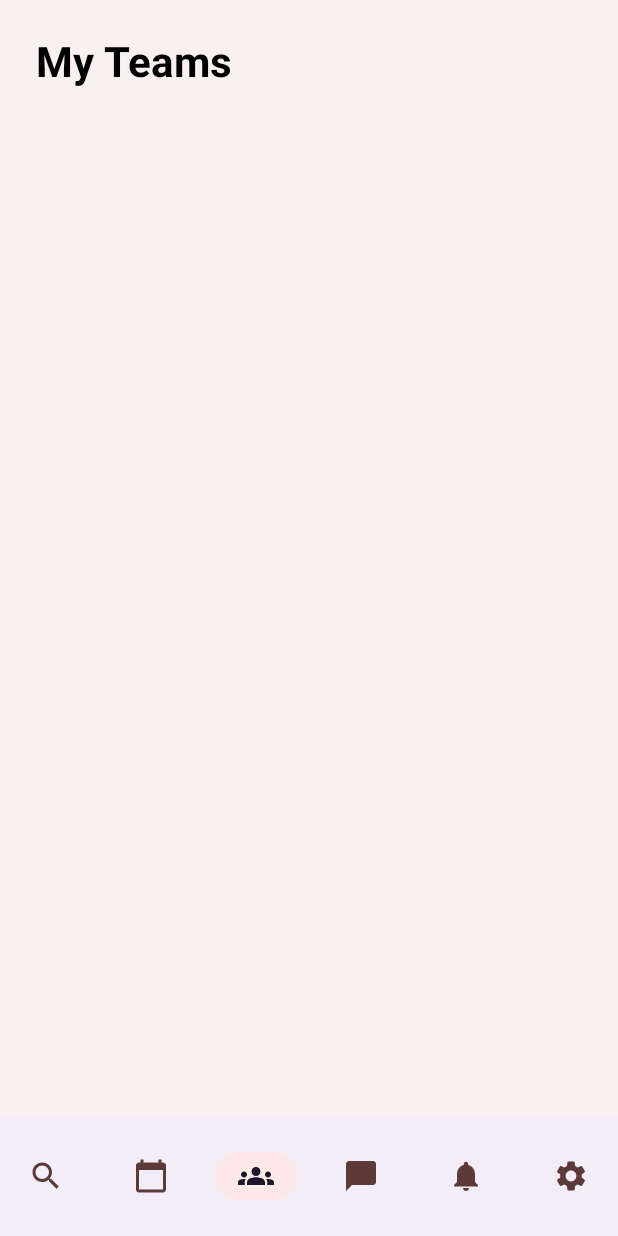
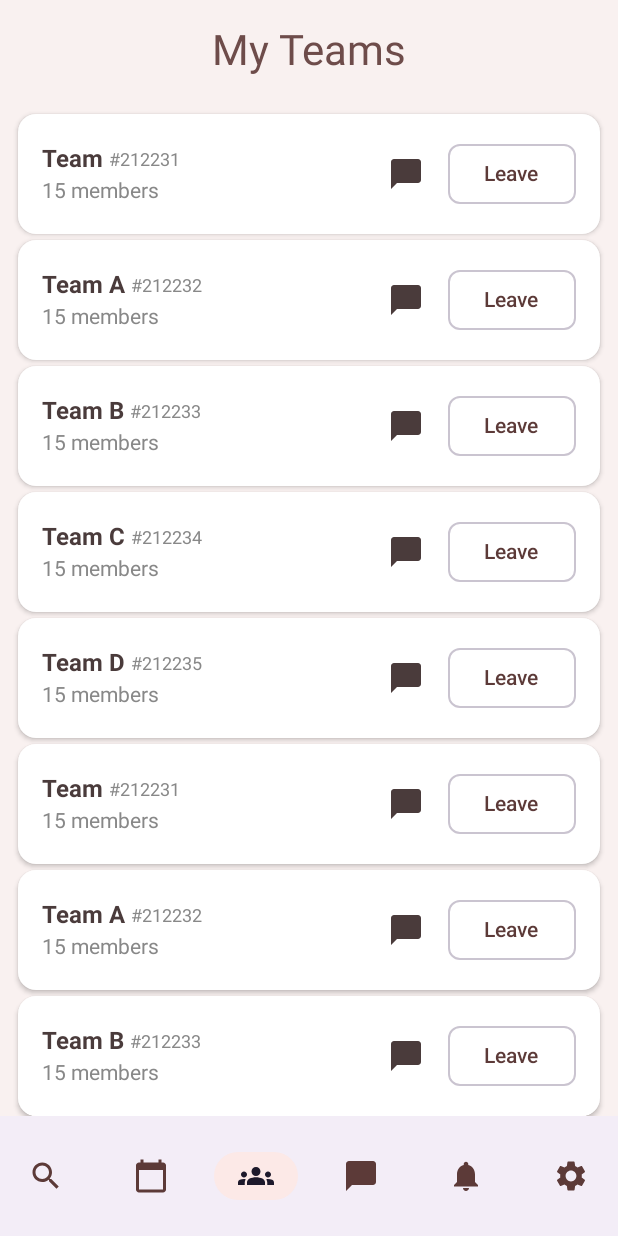
Before and after one commit to Marzuk-M/HuddleUp, an Android app built with Jetpack Compose: the MyTeamsScreen screen opened through its navigation route, on a phone screen of 412 x 824 dp. Run offline under Robolectric (Android 15) with nearby library versions, the light colour scheme and no system bars; our stand-ins replace Firebase (no records; nobody signed in at launch, a user with empty details on screens opened directly).

Commit message:
UI cleanup for MyTeams + added ViewModel, Service, DTO

```diff
--- a/app/src/main/java/com/example/huddleup/Routes.kt
+++ b/app/src/main/java/com/example/huddleup/Routes.kt
@@ -19,5 +19,4 @@ object Routes {
     const val GAME_DETAILS = "game_details"
     const val GAME_DETAILS_WITH_ARG = "game_details/{gameId}"
     const val TEAM_DETAILS = "details"
-
 }
--- /dev/null
+++ b/app/src/main/java/com/example/huddleup/myteams/MyTeamsDTO.kt
@@ -0,0 +1,16 @@
+package com.example.huddleup.myteams
+
+// Data class to represent a team
+data class Team(
+    val id: String,
+    val name: String,
+    val members: Int,
+    val membershipState: TeamMembershipState
+)
+
+// Enum to represent the user's membership state with a team
+enum class TeamMembershipState {
+    MEMBER,
+    REQUESTED,
+    NOT_A_MEMBER
+}
--- a/app/src/main/java/com/example/huddleup/myteams/MyTeamsScreen.kt
+++ b/app/src/main/java/com/example/huddleup/myteams/MyTeamsScreen.kt
@@ -1,14 +1,11 @@
 package com.example.huddleup.myteams
 
-import androidx.compose.foundation.background
-import androidx.compose.foundation.clickable
 import androidx.compose.foundation.layout.*
 import androidx.compose.foundation.lazy.LazyColumn
 import androidx.compose.foundation.lazy.items
 import androidx.compose.foundation.shape.RoundedCornerShape
 import androidx.compose.material3.Card
 import androidx.compose.material3.CardDefaults
-import androidx.compose.material3.MaterialTheme
 import androidx.compose.material3.Text
 import androidx.compose.runtime.Composable
 import androidx.compose.ui.Alignment
@@ -18,68 +15,79 @@ import androidx.compose.ui.text.TextStyle
 import androidx.compose.ui.text.font.FontWeight
 import androidx.compose.ui.unit.dp
 import androidx.compose.ui.unit.sp
-import com.example.huddleup.ui.theme.Cream
-import com.example.huddleup.ui.theme.RoseQuartz
 import androidx.navigation.NavController
-
-// Reuse Team and TeamMembershipState from TeamSearchScreen
-import com.example.huddleup.teamsearch.Team
-import com.example.huddleup.teamsearch.TeamMembershipState
-import androidx.compose.runtime.remember
-import androidx.compose.runtime.mutableStateOf
 import androidx.compose.material3.CircularProgressIndicator
 import androidx.compose.foundation.layout.Box
+import androidx.compose.material.icons.Icons
+import androidx.compose.material.icons.filled.ChatBubble
+import androidx.compose.material3.Icon
+import androidx.compose.material3.IconButton
+import androidx.compose.material3.OutlinedButton
+import androidx.compose.material3.Scaffold
+import androidx.compose.runtime.LaunchedEffect
+import androidx.compose.runtime.collectAsState
 import androidx.compose.runtime.getValue
-import androidx.compose.runtime.setValue
+import androidx.lifecycle.viewmodel.compose.viewModel
+import com.example.huddleup.sharedcomponents.PageHeader
+
+@Composable
+fun MyTeamsScreen(
+    navController: NavController,
+    viewModel: MyTeamsViewModel = viewModel()
+) {
+    val myTeams by viewModel.myTeams.collectAsState()
+    val isLoading by viewModel.isLoading.collectAsState()
+
+    LaunchedEffect(Unit) {
+        viewModel.getMyTeams()
+    }
+
+    Scaffold (topBar = { PageHeader(title = "My Teams") }) {
+        Column(
+            modifier = Modifier.padding(top = it.calculateTopPadding(), start = 12.dp, end = 12.dp)
+        ) {
+            if (isLoading) {
+                Box(Modifier.fillMaxSize(), contentAlignment = Alignment.Center) {
+                    CircularProgressIndicator()
+                }
+            } else if (myTeams.isEmpty()) {
+                Box(Modifier.fillMaxSize(), contentAlignment = Alignment.Center) {
+                    Text(text = "Looks like you're not in any Team :(")
+                }
+            } else {
+                LazyColumn(
+                    modifier = Modifier.fillMaxSize(),
+                    verticalArrangement = Arrangement.spacedBy(4.dp),
+                    contentPadding = PaddingValues(top = 8.dp, bottom = 8.dp)
+                ) {
+                    items(myTeams) { team ->
+                        TeamListItem(
+                            team = team,
+                            onNavigate = { /* TODO: Navigate to team details page */ },
+                            openChat = { /* TODO: Navigate to team chat page */ },
+                            leaveTeam = { viewModel.leaveTeam(team.id) }
+                        )
+                    }
+                }
+            }
+        }
+    }
+}
 
 
 @Composable
-fun MyTeamsScreen(
-    navController: NavController
+fun TeamListItem(
+    team: Team,
+    onNavigate: () -> Unit,
+    openChat: () -> Unit,
+    leaveTeam: () -> Unit
 ) {
-    var loading by remember { mutableStateOf(false) }
-    var error by remember { mutableStateOf<String?>(null) }
-    // This will be populated from Firebase in the future
-    var teams by remember { mutableStateOf<List<Team>>(emptyList()) }
-
-    Column(
-        modifier = Modifier
-            .fillMaxSize()
-            .background(Cream)
-    ) {
-        Text(
-            text = "My Teams",
-            style = MaterialTheme.typography.headlineMedium.copy(color = Color.Black, fontWeight = FontWeight.Bold),
-            modifier = Modifier.padding(24.dp)
-        )
-        when {
-            loading -> {
-                Box(Modifier.fillMaxSize(), contentAlignment = Alignment.Center) {
-                    CircularProgressIndicator()
-                }
-            }
-            error != null -> {
-                Box(Modifier.fillMaxSize(), contentAlignment = Alignment.Center) {
-                    Text("Error: $error", color = Color.Red)
-                }
-            }
-            else -> {
-                LazyColumn(
-                    modifier = Modifier
-                        .fillMaxSize()
-                        .padding(horizontal = 16.dp),
-                    verticalArrangement = Arrangement.spacedBy(10.dp),
-                    contentPadding = PaddingValues(bottom = 16.dp)
-                ) {
-                    items(teams) { team ->
     Card(
-                            modifier = Modifier
-                                .fillMaxWidth()
-                                // Remove clickable for now
-                                ,
+        modifier = Modifier.fillMaxWidth(),
         shape = RoundedCornerShape(12.dp),
         elevation = CardDefaults.cardElevation(defaultElevation = 2.dp),
-                            colors = CardDefaults.cardColors(containerColor = RoseQuartz)
+        colors = CardDefaults.cardColors(containerColor = Color.White),
+        onClick = onNavigate
     ) {
         Row(
             modifier = Modifier
@@ -89,28 +97,41 @@ fun MyTeamsScreen(
             horizontalArrangement = Arrangement.SpaceBetween
         ) {
             Column {
+                Row (verticalAlignment = Alignment.CenterVertically) {
                     Text(
                         text = team.name,
-                                        style = TextStyle(fontWeight = FontWeight.Bold, fontSize = 16.sp, color = Color.Black)
+                        style = TextStyle(fontWeight = FontWeight.Bold, fontSize = 16.sp)
                     )
+                    Spacer(modifier = Modifier.padding(2.dp))
+                    Text(
+                        text = "#${team.id}",
+                        style = TextStyle(fontSize = 12.sp, color = Color.Gray)
+                    )
+                }
                 Spacer(modifier = Modifier.height(4.dp))
                 Text(
                     text = "${team.members} members",
-                                        style = TextStyle(fontSize = 14.sp, color = Color.DarkGray)
+                    style = TextStyle(fontSize = 14.sp, color = Color.Gray)
                 )
             }
-                                Text(
-                                    text = "View",
-                                    style = TextStyle(fontWeight = FontWeight.Bold, color = Color.White, fontSize = 14.sp),
-                                    modifier = Modifier
-                                        .background(Color(0xFFE75480), RoundedCornerShape(8.dp))
-                                        .padding(horizontal = 16.dp, vertical = 8.dp)
+
+            Column {
+                Row (horizontalArrangement = Arrangement.spacedBy(4.dp) ) {
+                    IconButton(onClick = openChat) {
+                        Icon(
+                            imageVector = Icons.Filled.ChatBubble,
+                            contentDescription = "Open Chat"
                         )
+                    }
+
+                    OutlinedButton(
+                        shape = RoundedCornerShape(8.dp),
+                        onClick = leaveTeam
+                    ) {
+                        Text("Leave")
                     }
                 }
             }
         }
     }
 }
-    }
-}
--- /dev/null
+++ b/app/src/main/java/com/example/huddleup/myteams/MyTeamsService.kt
@@ -0,0 +1,40 @@
+package com.example.huddleup.myteams
+
+import android.util.Log
+import io.ktor.client.HttpClient
+import kotlinx.coroutines.delay
+
+// Dummy data for teams
+// TODO: Remove this once API returns real data
+val sampleTeams = listOf(
+    Team("212231", "Team", 15, TeamMembershipState.NOT_A_MEMBER),
+    Team("212232", "Team A", 15, TeamMembershipState.MEMBER),
+    Team("212233", "Team B", 15, TeamMembershipState.REQUESTED),
+    Team("212234", "Team C", 15, TeamMembershipState.NOT_A_MEMBER),
+    Team("212235", "Team D", 15, TeamMembershipState.NOT_A_MEMBER),
+    Team("212231", "Team", 15, TeamMembershipState.NOT_A_MEMBER),
+    Team("212232", "Team A", 15, TeamMembershipState.MEMBER),
+    Team("212233", "Team B", 15, TeamMembershipState.REQUESTED),
+    Team("212234", "Team C", 15, TeamMembershipState.NOT_A_MEMBER),
+    Team("212235", "Team D", 15, TeamMembershipState.NOT_A_MEMBER),
+    Team("212231", "Team", 15, TeamMembershipState.NOT_A_MEMBER),
+    Team("212232", "Team A", 15, TeamMembershipState.MEMBER),
+    Team("212233", "Team B", 15, TeamMembershipState.REQUESTED),
+    Team("212234", "Team C", 15, TeamMembershipState.NOT_A_MEMBER),
+    Team("212235", "Team D", 15, TeamMembershipState.NOT_A_MEMBER),
+)
+
+class MyTeamsService(private val client: HttpClient) {
+
+    suspend fun getMyTeams(): List<Team> {
+        Log.d("Service", "getMyTeams")
+        delay(500)
+        return sampleTeams
+    }
+
+    suspend fun leaveTeam(teamID: String): Boolean {
+        Log.d("Service", "leaveTeam: $teamID")
+        delay(500)
+        return true
+    }
+}
--- /dev/null
+++ b/app/src/main/java/com/example/huddleup/myteams/MyTeamsViewModel.kt
@@ -0,0 +1,33 @@
+package com.example.huddleup.myteams
+
+import androidx.lifecycle.ViewModel
+import androidx.lifecycle.viewModelScope
+import com.example.huddleup.HttpClientProvider
+import kotlinx.coroutines.flow.MutableStateFlow
+import kotlinx.coroutines.flow.StateFlow
+import kotlinx.coroutines.flow.asStateFlow
+import kotlinx.coroutines.launch
+
+class MyTeamsViewModel : ViewModel() {
+    private val myTeamsService = MyTeamsService(HttpClientProvider.httpClient)
+
+    private val _myTeams = MutableStateFlow<List<Team>>(emptyList())
+    val myTeams: StateFlow<List<Team>> get() = _myTeams
+
+    private val _isLoading = MutableStateFlow(true)
+    val isLoading: StateFlow<Boolean> = _isLoading.asStateFlow()
+
+    fun getMyTeams() {
+        viewModelScope.launch {
+            _isLoading.value = true
+            _myTeams.value = myTeamsService.getMyTeams()
+            _isLoading.value = false
+        }
+    }
+
+    fun leaveTeam(teamID: String) {
+        viewModelScope.launch {
+            myTeamsService.leaveTeam(teamID)
+        }
+    }
+}
--- a/app/src/main/java/com/example/huddleup/teamsearch/TeamSearchScreen.kt
+++ b/app/src/main/java/com/example/huddleup/teamsearch/TeamSearchScreen.kt
@@ -46,7 +46,6 @@ fun TeamSearchScreen(
     viewModel: TeamSearchViewModel = viewModel()
 ) {
     var searchQuery by remember { mutableStateOf("") }
-
     val searchResults by viewModel.searchResults.collectAsState()
     val isLoading by viewModel.isLoading.collectAsState()
 
```
Also changed, not shown: app/src/main/java/com/example/huddleup/MainActivity.kt (+4 -20 lines). Lines whose indentation alone changed are shown as unchanged.
